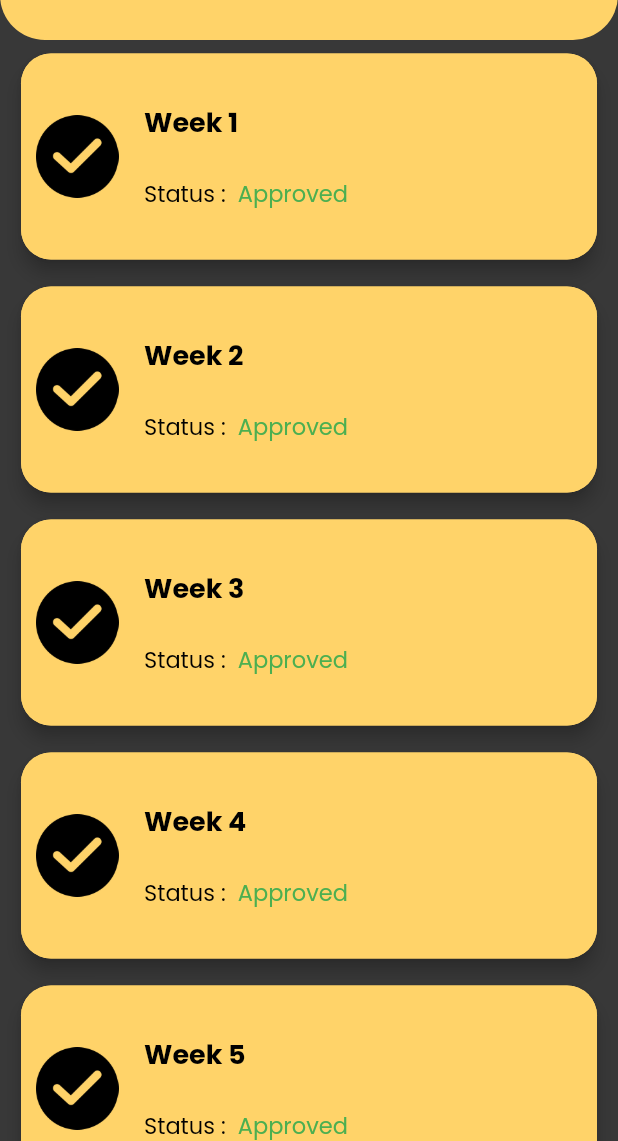
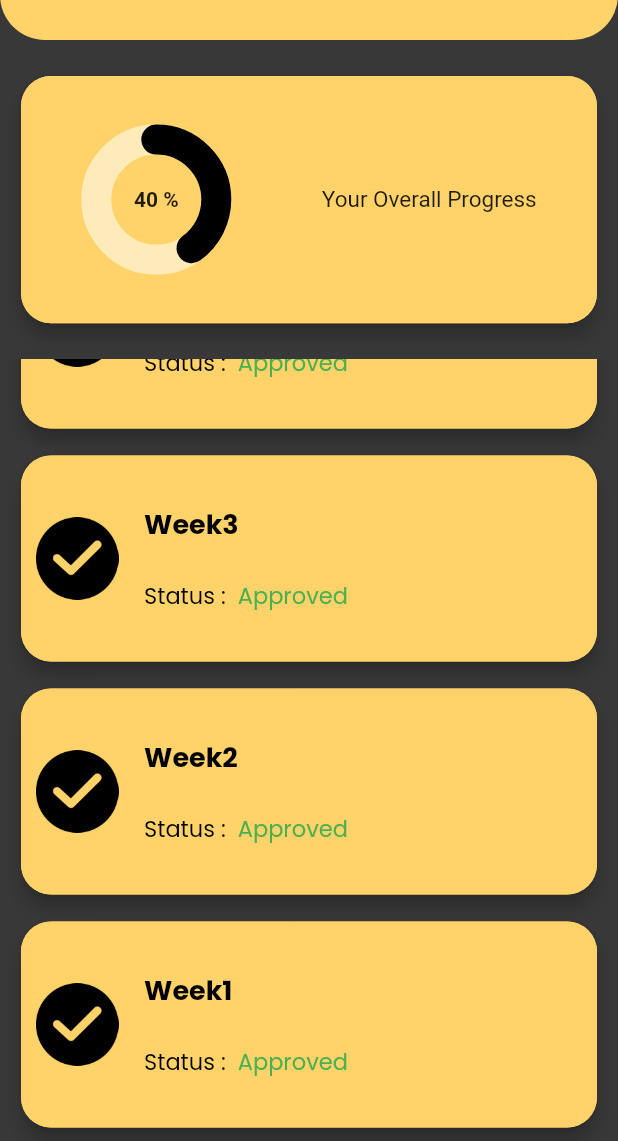
Before and after one commit to jesi318/serviz-old, a Flutter app: the HomePage screen opened by its route, on a phone screen of 412 x 824 dp, the part 95-1236 px from its top. Run offline on Flutter 3.47's test engine with Material 2 defaults, Android fonts, the phone set to English and light mode, and no system bars; drawn by our look-alikes of flutter_bounce, percent_indicator; our stand-ins replace firebase_core, get, google_fonts; accounts and stored records are empty.

Commit message:
Added the progress indicator widget

```diff
--- a/lib/screens/homepg.dart
+++ b/lib/screens/homepg.dart
@@ -2,137 +2,37 @@ import 'package:flutter/material.dart';
 import 'package:flutter/src/foundation/key.dart';
 import 'package:flutter/src/widgets/framework.dart';
 import 'package:flutter_bounce/flutter_bounce.dart';
-import 'package:flutter_svg/svg.dart';
 import 'package:serviz/utils/colors.dart';
 import 'package:serviz/widgets/appbar.dart';
 import 'package:serviz/widgets/drawer/drawer.dart';
 import 'package:google_fonts/google_fonts.dart';
+import 'package:serviz/widgets/progress_widget.dart';
+import 'package:serviz/widgets/widget_card.dart';
 
 class HomePage extends StatelessWidget {
   const HomePage({Key? key}) : super(key: key);
-  final String week = "Week ";
 
+  final String week = "Week";
   @override
   Widget build(BuildContext context) {
     return Scaffold(
         appBar: MyAppBar(),
         drawer: NavigationDrawer(),
         backgroundColor: AppColors.grey_background,
-      body: Container(
-        height: MediaQuery.of(context).size.height - 10,
-        width: double.infinity,
-        decoration: BoxDecoration(
-          borderRadius: BorderRadius.all(Radius.circular(20)),
-          color: AppColors.grey_background,
+        body: Column(
+          children: [
+            Row(
+              children: [ProgressWidget()],
             ),
+            Expanded(
                 child: ListView.builder(
                     physics: BouncingScrollPhysics(),
+                    reverse: true,
                     itemCount: 8,
-            shrinkWrap: false,
-            itemBuilder: (BuildContext context, index) => Container(
-                  width: MediaQuery.of(context).size.width,
-                  padding:
-                      EdgeInsets.symmetric(horizontal: 10.0, vertical: 5.0),
-                  child: Bounce(
-                    duration: Duration(milliseconds: 100),
-                    onPressed: () {
-                      //on Pressed Code
-                    },
-                    child: Container(
-                      child: SingleChildScrollView(
-                        child: Card(
-                          color: AppColors.yellow_accent,
-                          elevation: 5.0,
-                          shape: RoundedRectangleBorder(
-                              borderRadius: BorderRadius.circular(20.0)),
-                          child: Container(
-                            width: MediaQuery.of(context).size.width,
-                            height:
-                                MediaQuery.of(context).size.height * (1 / 6),
-                            padding: EdgeInsets.symmetric(
-                                horizontal: 10.0, vertical: 10.0),
-                            decoration: BoxDecoration(
-                                color: AppColors.yellow_accent,
-                                borderRadius: BorderRadius.circular(20)),
-                            child: Row(
-                              mainAxisAlignment: MainAxisAlignment.spaceBetween,
-                              crossAxisAlignment: CrossAxisAlignment.start,
-                              children: [
-                                Align(
-                                  alignment: AlignmentDirectional.centerStart,
-                                  child: Row(
-                                    crossAxisAlignment:
-                                        CrossAxisAlignment.start,
-                                    children: [
-                                      Align(
-                                        alignment: AlignmentDirectional.center,
-                                        child: Container(
-                                            height: 55.0,
-                                            child: Image.asset(
-                                                "assets/icons/checked.png")),
-                                      ),
-                                      SizedBox(
-                                        width: 17,
-                                      ),
-                                      Column(
-                                        crossAxisAlignment:
-                                            CrossAxisAlignment.start,
-                                        mainAxisAlignment:
-                                            MainAxisAlignment.spaceEvenly,
-                                        children: <Widget>[
-                                          Container(
-                                            width: 100,
-                                            child: Text(
-                                              week + '${index + 1}',
-                                              style: GoogleFonts.poppins(
-                                                  color: Colors.black,
-                                                  fontSize: 18.0,
-                                                  fontWeight: FontWeight.bold),
-                                              maxLines: 4,
-                                              overflow: TextOverflow.ellipsis,
-                                            ),
-                                          ),
-                                          Row(
-                                            children: [
-                                              Align(
-                                                alignment: AlignmentDirectional
-                                                    .bottomEnd,
-                                                child: Text("Status :  ",
-                                                    style: GoogleFonts.poppins(
-                                                        color: Colors.black,
-                                                        fontSize: 15.0,
-                                                        fontWeight:
-                                                            FontWeight.normal)),
-                                              ),
-                                              Align(
-                                                alignment: AlignmentDirectional
-                                                    .bottomEnd,
-                                                child: Text("Approved",
-                                                    style: GoogleFonts.poppins(
-                                                        color: Colors.green,
-                                                        fontSize: 15.0,
-                                                        fontWeight:
-                                                            FontWeight.normal)),
-                                              ),
+                    itemBuilder: (context, index) {
+                      return WidgetCard(week: "Week" + '${index + 1}');
+                    }))
           ],
-                                          ),
-                                        ],
-                                      ),
-                                      SizedBox(
-                                        width: 10,
-                                      ),
-                                    ],
-                                  ),
-                                )
-                              ],
-                            ),
-                          ),
-                        ),
-                      ),
-                    ),
-                  ),
-                )),
-      ),
-    );
+        ));
   }
 }
--- /dev/null
+++ b/lib/widgets/progress_widget.dart
@@ -0,0 +1,65 @@
+import 'package:flutter/cupertino.dart';
+import 'package:flutter/material.dart';
+import 'package:flutter/src/foundation/key.dart';
+import 'package:flutter/src/widgets/framework.dart';
+import 'package:percent_indicator/circular_percent_indicator.dart';
+
+import '../utils/colors.dart';
+
+class ProgressWidget extends StatelessWidget {
+  const ProgressWidget({Key? key}) : super(key: key);
+
+  @override
+  Widget build(BuildContext context) {
+    return Container(
+      width: MediaQuery.of(context).size.width,
+      padding: EdgeInsets.symmetric(horizontal: 10.0, vertical: 20.0),
+      child: Card(
+        color: AppColors.yellow_accent,
+        elevation: 5.0,
+        shape:
+            RoundedRectangleBorder(borderRadius: BorderRadius.circular(20.0)),
+        child: Container(
+          width: MediaQuery.of(context).size.width,
+          height: MediaQuery.of(context).size.height * (1 / 5),
+          padding: EdgeInsets.symmetric(horizontal: 10.0, vertical: 10.0),
+          decoration: BoxDecoration(
+              color: AppColors.yellow_accent,
+              borderRadius: BorderRadius.circular(20)),
+          child: Row(
+            mainAxisAlignment: MainAxisAlignment.spaceBetween,
+            crossAxisAlignment: CrossAxisAlignment.start,
+            children: [
+              Expanded(
+                child: Row(
+                  mainAxisAlignment: MainAxisAlignment.spaceAround,
+                  children: [
+                    Align(
+                      alignment: AlignmentDirectional.centerStart,
+                      child: CircularPercentIndicator(
+                        radius: 50,
+                        lineWidth: 20,
+                        percent: 0.4,
+                        progressColor: Colors.black,
+                        backgroundColor: Colors.white54,
+                        circularStrokeCap: CircularStrokeCap.round,
+                        center: Text(
+                          '40 %',
+                          style: TextStyle(fontWeight: FontWeight.bold),
+                        ),
+                      ),
+                    ),
+                    Text(
+                      'Your Overall Progress',
+                      style: TextStyle(fontSize: 15),
+                    ),
+                  ],
+                ),
+              )
+            ],
+          ),
+        ),
+      ),
+    );
+  }
+}
--- /dev/null
+++ b/lib/widgets/widget_card.dart
@@ -0,0 +1,97 @@
+import 'package:flutter/material.dart';
+import 'package:flutter/src/foundation/key.dart';
+import 'package:flutter/src/widgets/framework.dart';
+import 'package:google_fonts/google_fonts.dart';
+
+import '../utils/colors.dart';
+
+class WidgetCard extends StatelessWidget {
+  const WidgetCard({Key? key, required this.week}) : super(key: key);
+  final String week;
+
+  @override
+  Widget build(BuildContext context) {
+    return Container(
+      width: MediaQuery.of(context).size.width,
+      padding: EdgeInsets.symmetric(horizontal: 10.0, vertical: 5.0),
+      child: Card(
+        color: AppColors.yellow_accent,
+        elevation: 5.0,
+        shape:
+            RoundedRectangleBorder(borderRadius: BorderRadius.circular(20.0)),
+        child: Container(
+          width: MediaQuery.of(context).size.width,
+          height: MediaQuery.of(context).size.height * (1 / 6),
+          padding: EdgeInsets.symmetric(horizontal: 10.0, vertical: 10.0),
+          decoration: BoxDecoration(
+              color: AppColors.yellow_accent,
+              borderRadius: BorderRadius.circular(20)),
+          child: Row(
+            mainAxisAlignment: MainAxisAlignment.spaceBetween,
+            crossAxisAlignment: CrossAxisAlignment.start,
+            children: [
+              Align(
+                alignment: AlignmentDirectional.centerStart,
+                child: Row(
+                  crossAxisAlignment: CrossAxisAlignment.start,
+                  children: [
+                    Align(
+                      alignment: AlignmentDirectional.center,
+                      child: Container(
+                          height: 55.0,
+                          child: Image.asset("assets/icons/checked.png")),
+                    ),
+                    SizedBox(
+                      width: 17,
+                    ),
+                    Column(
+                      crossAxisAlignment: CrossAxisAlignment.start,
+                      mainAxisAlignment: MainAxisAlignment.spaceEvenly,
+                      children: <Widget>[
+                        Container(
+                          width: 100,
+                          child: Text(
+                            week,
+                            style: GoogleFonts.poppins(
+                                color: Colors.black,
+                                fontSize: 18.0,
+                                fontWeight: FontWeight.bold),
+                            maxLines: 4,
+                            overflow: TextOverflow.ellipsis,
+                          ),
+                        ),
+                        Row(
+                          children: [
+                            Align(
+                              alignment: AlignmentDirectional.bottomEnd,
+                              child: Text("Status :  ",
+                                  style: GoogleFonts.poppins(
+                                      color: Colors.black,
+                                      fontSize: 15.0,
+                                      fontWeight: FontWeight.normal)),
+                            ),
+                            Align(
+                              alignment: AlignmentDirectional.bottomEnd,
+                              child: Text("Approved",
+                                  style: GoogleFonts.poppins(
+                                      color: Colors.green,
+                                      fontSize: 15.0,
+                                      fontWeight: FontWeight.normal)),
+                            ),
+                          ],
+                        ),
+                      ],
+                    ),
+                    SizedBox(
+                      width: 10,
+                    ),
+                  ],
+                ),
+              )
+            ],
+          ),
+        ),
+      ),
+    );
+  }
+}
--- a/pubspec.yaml
+++ b/pubspec.yaml
@@ -38,6 +38,7 @@ dependencies:
   google_fonts: ^3.0.1
   get: ^4.6.5
   flutter_bounce: ^1.1.0
+  percent_indicator: ^4.2.2
 
 dev_dependencies:
   flutter_test:
```
Also changed, not shown: pubspec.lock. Lines whose indentation alone changed are shown as unchanged.
